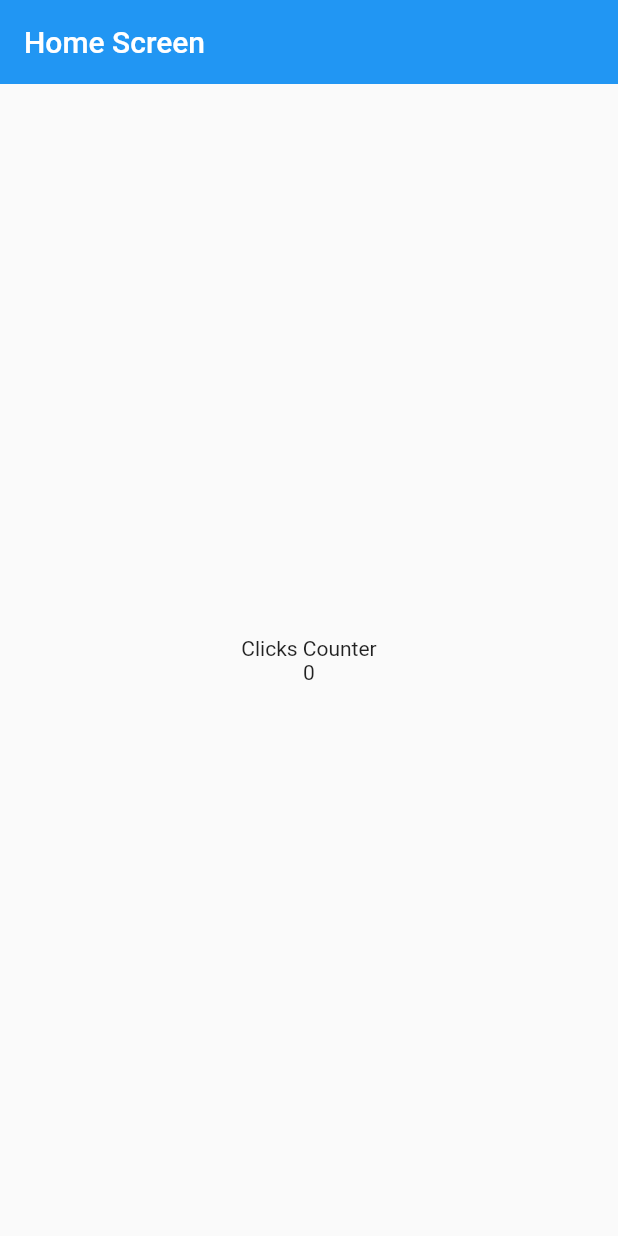
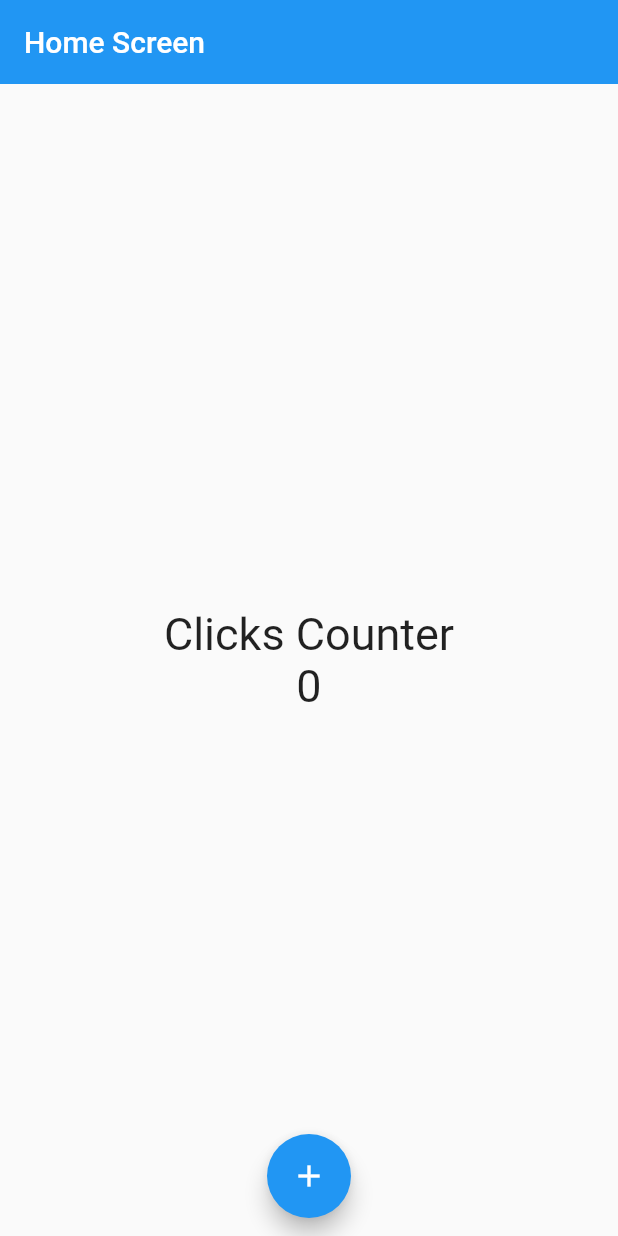
Before and after one commit to Jos017/FlutterIOSAndroidCourseExercises, a Flutter app: the screen it shows after launch, on a phone screen of 412 x 824 dp. Run offline on Flutter 3.47's test engine with Material 2 defaults, Android fonts, the phone set to English and light mode, and no system bars.

Commit message:
Add floating action button

```diff
--- a/flutter/counter_app/lib/screens/home_screen.dart
+++ b/flutter/counter_app/lib/screens/home_screen.dart
@@ -5,6 +5,8 @@ class HomeScreen extends StatelessWidget {
 
   @override
   Widget build(BuildContext context) {
+    const fontSize30 = TextStyle(fontSize: 30);
+
     return Scaffold(
       appBar: AppBar(
         elevation: 0,
@@ -15,10 +17,16 @@ class HomeScreen extends StatelessWidget {
           mainAxisAlignment: MainAxisAlignment.center,
           crossAxisAlignment: CrossAxisAlignment.center,
           children: [
-            Text('Clicks Counter'),
-            Text('0'),
+            Text('Clicks Counter', style: fontSize30),
+            Text('0', style: fontSize30),
           ],
         ),
+      ),
+      floatingActionButtonLocation:
+          FloatingActionButtonLocation.miniCenterFloat,
+      floatingActionButton: const FloatingActionButton(
+        onPressed: null,
+        child: Icon(Icons.add),
       ),
     );
   }
```
